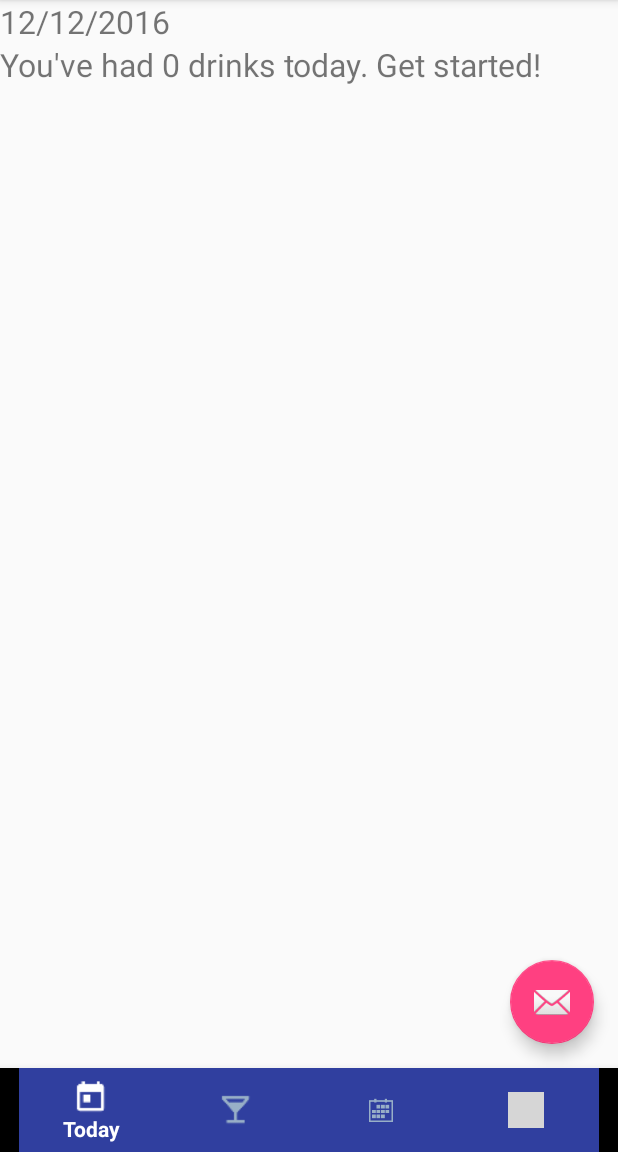
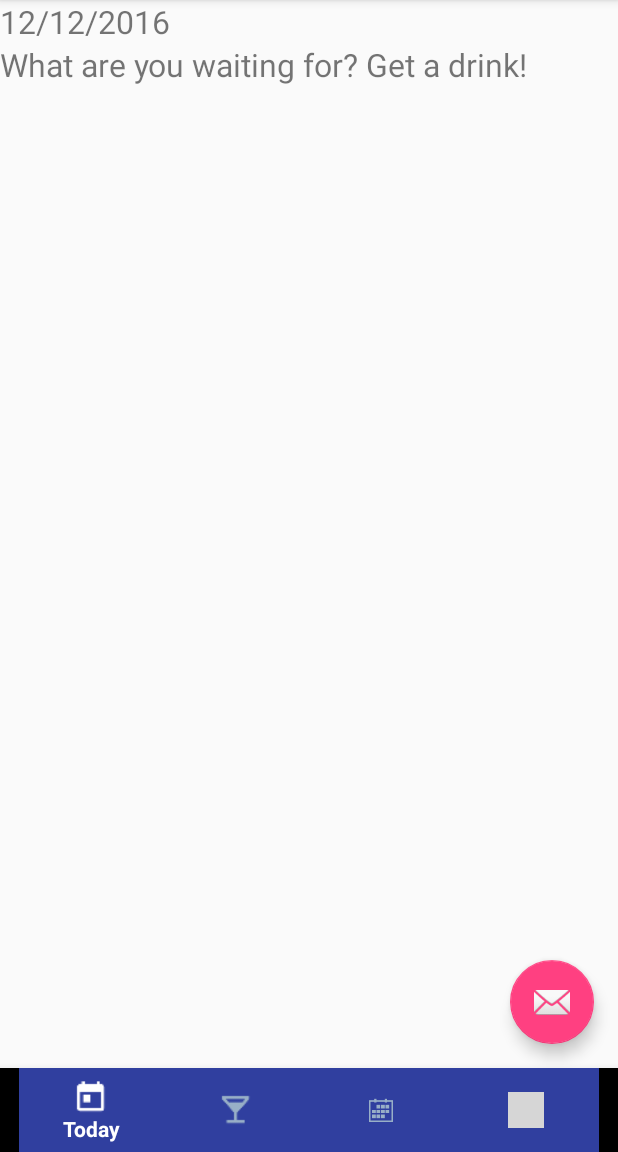
Before and after one commit to mariocsee/DrankBank, an Android app: the MainActivity screen opened directly, with no data from a screen before it, on a phone screen of 412 x 824 dp, the part 84-1236 px from its top. Run offline under Robolectric (Android 15) with nearby library versions, the phone set to English and light mode, and no system bars; our stand-ins replace Firebase (no records; nobody signed in at launch, a user with empty details on screens opened directly); grey boxes are pictures that could not be loaded.

Commit message:
Able to swipe to remove items. Updates number of drinks consumed
**IN PROGRESS** - prevent re-clicking of currently selected menu items
(otherwise, glitches as fragment tries to reload)

```diff
--- a/app/src/main/java/drankbank/android/drankbank/MainActivity.java
+++ b/app/src/main/java/drankbank/android/drankbank/MainActivity.java
@@ -6,6 +6,7 @@ import android.support.annotation.NonNull;
 import android.support.design.widget.BottomNavigationView;
 import android.support.design.widget.FloatingActionButton;
 import android.support.design.widget.NavigationView;
+import android.support.v4.app.Fragment;
 import android.support.v4.app.FragmentTransaction;
 import android.support.v4.view.GravityCompat;
 import android.support.v4.widget.DrawerLayout;
@@ -116,11 +117,12 @@ public class MainActivity extends BaseActivity
             public boolean onNavigationItemSelected(@NonNull MenuItem item) {
                 switch (item.getItemId()) {
                     case R.id.action_today_view:
-                        Toast.makeText(MainActivity.this, "TODAY VIEW", Toast.LENGTH_SHORT).show();
-                        //viewFlipper.setDisplayedChild(0);
+                        // prevents item from being re-clicked
+                        if (!isFragmentPresent(R.id.action_today_view)) {
                         FragmentTransaction ft = getSupportFragmentManager().beginTransaction();
                         ft.replace(R.id.main_placeholder, new TodayFragment());
                         ft.commit();
+                        }
                         return true;
                     case R.id.action_card_view:
                         Toast.makeText(MainActivity.this, "CARD VIEW", Toast.LENGTH_SHORT).show();
@@ -139,26 +141,6 @@ public class MainActivity extends BaseActivity
             }
         });
     }
-
-    /*
-    Set up recycler view of today's drinks
-    private void setUpRecyclerView() {
-        List<Entry> entryList = new ArrayList<>();
-
-        entryAdapter = new EntryAdapter(Context context, this);
-
-        recyclerEntry = (RecyclerView) findViewById(
-                R.id.recyclerEntry);
-        recyclerEntry.setLayoutManager(new LinearLayoutManager(this));
-        recyclerEntry.setAdapter(entryAdapter);
-
-        EntryListTouchHelper touchHelperCallback = new EntryListTouchHelper(
-                entryAdapter);
-        ItemTouchHelper touchHelper = new ItemTouchHelper(
-                touchHelperCallback);
-        touchHelper.attachToRecyclerView(recyclerEntry);
-    }
-    */
 
     /*
     Handles when back button is pressed
@@ -216,4 +198,13 @@ public class MainActivity extends BaseActivity
         drawerLayout.closeDrawer(GravityCompat.START);
         return false;
     }
+
+    private boolean isFragmentPresent (int id) {
+        Fragment frag = getSupportFragmentManager().findFragmentById(id);
+        if (frag instanceof TodayFragment)  {
+            return true;
+        } else {
+            return false;
+        }
+    }
 }
--- a/app/src/main/java/drankbank/android/drankbank/adapter/EntryAdapter.java
+++ b/app/src/main/java/drankbank/android/drankbank/adapter/EntryAdapter.java
@@ -15,11 +15,9 @@ import com.google.firebase.database.FirebaseDatabase;
 import java.util.ArrayList;
 import java.util.List;
 
-import drankbank.android.drankbank.BaseActivity;
 import drankbank.android.drankbank.MainActivity;
 import drankbank.android.drankbank.R;
 import drankbank.android.drankbank.data.Drink;
-import drankbank.android.drankbank.data.Entry;
 
 /**
  * Created by Veronica on 12/1/16.
@@ -27,9 +25,10 @@ import drankbank.android.drankbank.data.Entry;
  */
 
 public class EntryAdapter extends RecyclerView.Adapter<EntryAdapter.ViewHolder> {
+
     /*
     Creates view for a single drink display
-     */
+    */
     public static class ViewHolder extends RecyclerView.ViewHolder {
 
         private TextView tvName;
--- a/app/src/main/java/drankbank/android/drankbank/fragments/TodayFragment.java
+++ b/app/src/main/java/drankbank/android/drankbank/fragments/TodayFragment.java
@@ -5,6 +5,7 @@ import android.support.annotation.Nullable;
 import android.support.v4.app.Fragment;
 import android.support.v7.widget.LinearLayoutManager;
 import android.support.v7.widget.RecyclerView;
+import android.support.v7.widget.helper.ItemTouchHelper;
 import android.util.Log;
 import android.view.LayoutInflater;
 import android.view.View;
@@ -16,12 +17,7 @@ import com.google.firebase.database.DataSnapshot;
 import com.google.firebase.database.DatabaseError;
 import com.google.firebase.database.DatabaseReference;
 import com.google.firebase.database.FirebaseDatabase;
-import com.google.firebase.database.ValueEventListener;
 
-import java.util.HashMap;
-
-import butterknife.BindView;
-import butterknife.ButterKnife;
 import drankbank.android.drankbank.MainActivity;
 import drankbank.android.drankbank.R;
 import drankbank.android.drankbank.adapter.EntryAdapter;
@@ -34,6 +30,7 @@ import drankbank.android.drankbank.data.Drink;
 public class TodayFragment extends Fragment {
     private TextView tvDate;
     private TextView tvDrinkCount;
+    private TextView tvComment;
 
     private EntryAdapter entryAdapter;
     private String curDate;
@@ -42,9 +39,10 @@ public class TodayFragment extends Fragment {
     @Nullable
     @Override
     public View onCreateView(LayoutInflater inflater, @Nullable ViewGroup container, @Nullable Bundle savedInstanceState) {
-        View rv = inflater.inflate(R.layout.content_today, null);
+        View rv = inflater.inflate(R.layout.fragment_today, null);
         curDate = ((MainActivity) getContext()).getCurrDate();
 
+        tvComment = (TextView) rv.findViewById(R.id.todayComment);
         tvDate = (TextView) rv.findViewById(R.id.todayDate);
         tvDate.setText(curDate);
         tvDrinkCount = (TextView) rv.findViewById(R.id.todayDrinkCount);
@@ -56,7 +54,6 @@ public class TodayFragment extends Fragment {
         setUpRecycler();
 
         initEntryListener();
-
         return rv;
     }
 
@@ -67,9 +64,37 @@ public class TodayFragment extends Fragment {
         layoutManager.getChildAt(0);
         recyclerEntry.setLayoutManager(layoutManager);
         recyclerEntry.setAdapter(entryAdapter);
+
+/*        EntryListTouchHelper touchHelperCallback = new EntryListTouchHelper(entryAdapter);
+        ItemTouchHelper touchHelper = new ItemTouchHelper(touchHelperCallback);
+        touchHelper.attachToRecyclerView(recyclerEntry);*/
+
+        // For whatever reason, this works but not the code above??
+        ItemTouchHelper.SimpleCallback itemTouchCallback = new ItemTouchHelper.SimpleCallback(0,
+                ItemTouchHelper.LEFT | ItemTouchHelper.RIGHT) {
+            @Override
+            public boolean onMove(RecyclerView recyclerView, RecyclerView.ViewHolder viewHolder,
+                                  RecyclerView.ViewHolder target) {
+                return false;
+            }
+
+            @Override
+            public void onSwiped(RecyclerView.ViewHolder viewHolder, int direction) {
+                int position = viewHolder.getAdapterPosition();
+                entryAdapter.removeEntry(position);
+
+                updateDrinkNum(entryAdapter.getItemCount());
+            }
+        };
+        ItemTouchHelper itemTouchHelper = new ItemTouchHelper(itemTouchCallback);
+        itemTouchHelper.attachToRecyclerView(recyclerEntry);
     }
 
+    /*
+    Listens for changes
+     */
     private void initEntryListener() {
+        // get's what stored for the user that day
         String path = "users/" + ((MainActivity)getActivity()).getUid() + "/today";
         DatabaseReference ref = FirebaseDatabase.getInstance().getReference(path);
         ref.addChildEventListener(new ChildEventListener() {
@@ -81,6 +106,8 @@ public class TodayFragment extends Fragment {
                 entryAdapter.addEntry(newDrink, dataSnapshot.getKey());
                 // scroll to top when new item is added
                 recyclerEntry.smoothScrollToPosition(0);
+                // updates number of drinks
+                updateDrinkNum(entryAdapter.getItemCount());
             }
 
             @Override
@@ -104,4 +131,20 @@ public class TodayFragment extends Fragment {
             }
         });
     }
+
+    /*
+    Updates drink number and comment
+     */
+    private void updateDrinkNum(int count) {
+        tvDrinkCount.setText(getString(R.string.drink_count, count));
+        if (count == 0) {
+            tvComment.setText(getString(R.string.drink_count_initial));
+        } else if (count <= 3) {
+            tvComment.setText(getString(R.string.drink_count_good));
+        } else if (count <= 6) {
+            tvComment.setText(getString(R.string.drink_count_okay));
+        } else {
+            tvComment.setText(getString(R.string.drink_count_bad));
+        }
+    }
 }
--- a/app/src/main/res/layout/content_today.xml
+++ b/app/src/main/res/layout/fragment_today.xml
@@ -18,9 +18,17 @@
         android:id="@+id/todayDrinkCount"
         android:layout_width="match_parent"
         android:layout_height="wrap_content"
+        android:layout_marginBottom="20dp"
         android:text="@string/drink_count_initial"
+        android:textSize="21sp" />
+
+    <TextView
+        android:id="@+id/todayComment"
+        android:layout_width="match_parent"
+        android:layout_height="wrap_content"
+        android:layout_marginBottom="20dp"
         android:textSize="21sp"
-        android:layout_marginBottom="20dp"/>
+        android:textStyle="italic" />
 
     <!-- Holds daily drinks -->
     <android.support.v7.widget.RecyclerView
--- a/app/src/main/res/values/strings.xml
+++ b/app/src/main/res/values/strings.xml
@@ -9,6 +9,9 @@
     <string name="txt_beer">beer</string>
     <string name="txt_add">Add</string>
     <string name="txt_cancel">Cancel</string>
-    <string name="drink_count_initial">You\'ve had 0 drinks today. Get started!</string>
-    <string name="drink_count">You\'ve had %s$1 drinks today.</string>
+    <string name="drink_count_initial">What are you waiting for? Get a drink!</string>
+    <string name="drink_count_good">You\'re probably feeling great!</string>
+    <string name="drink_count_okay">You should probably slow down.</string>
+    <string name="drink_count_bad">Find friends. Sleep on your side.</string>
+    <string name="drink_count">You\'ve had %d drinks today.</string>
 </resources>
```
Also changed, not shown: app/src/main/java/drankbank/android/drankbank/TodayActivity.java (+2 -46 lines), app/src/main/java/drankbank/android/drankbank/touch/EntryListTouchHelper.java (+14 -2 lines).
